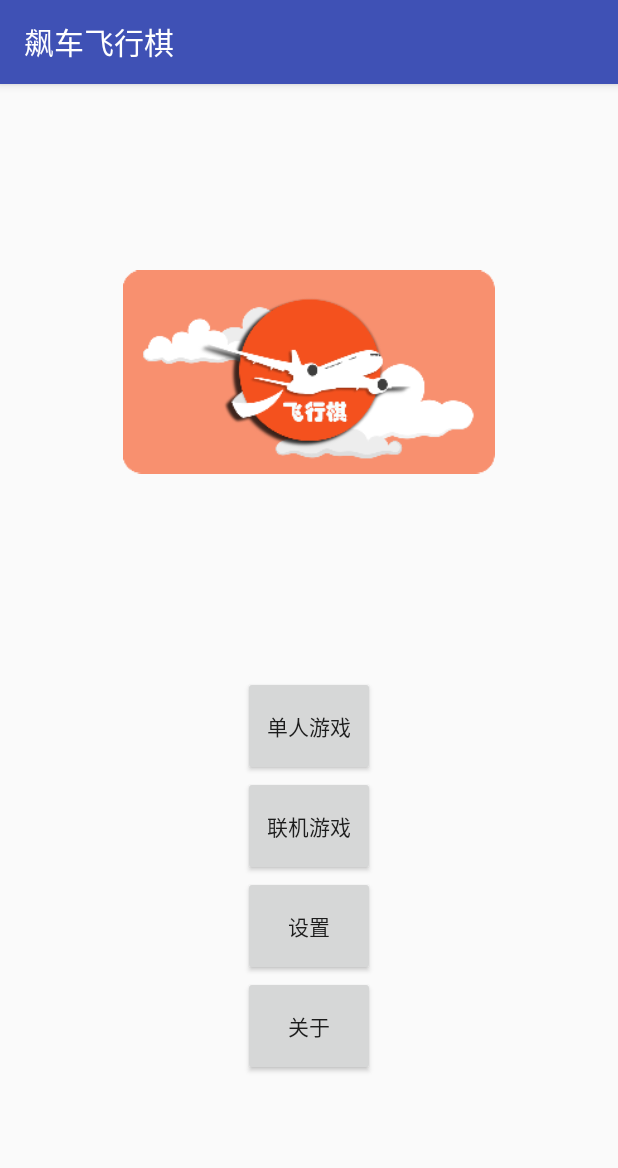
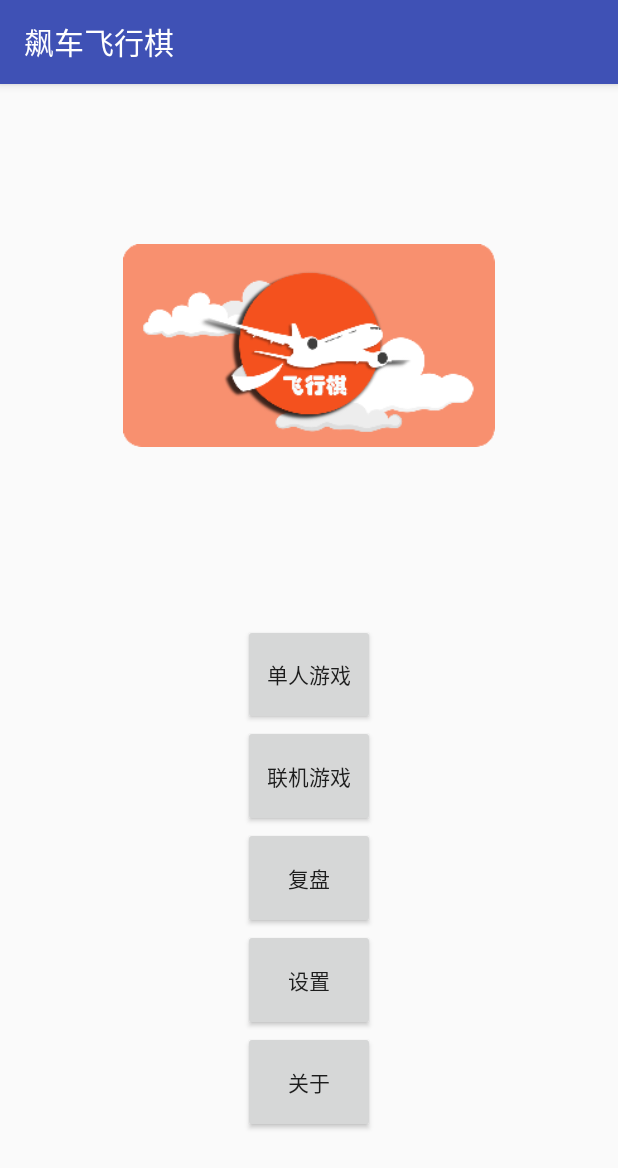
Before and after one commit to Zing22/Android-proj, an Android app: the screen it shows after launch (MainActivity), on a phone screen of 412 x 824 dp. Shown: the top 1168 px of the screen. Run offline under Robolectric (Android 15) with nearby library versions, the phone set to English and light mode, and no system bars.

Commit message:
android:增加游戏记录,增加复盘界面

```diff
--- a/DragRacing/app/src/main/AndroidManifest.xml
+++ b/DragRacing/app/src/main/AndroidManifest.xml
@@ -32,7 +32,10 @@
             android:name=".PlayActivity"
             android:label="@string/play_ac_title" />
         <activity android:name=".SRoomActivity" />
-        <activity android:name=".SPlayActivity"></activity>
+        <activity android:name=".SPlayActivity" />
+        <activity
+            android:name=".ReplayActivity"
+            android:label="@string/replay_ac_title"></activity>
     </application>
 
 </manifest>
--- a/DragRacing/app/src/main/java/com/dragracing/dragracing/MainActivity.java
+++ b/DragRacing/app/src/main/java/com/dragracing/dragracing/MainActivity.java
@@ -49,6 +49,17 @@ public class MainActivity extends AppCompatActivity {
             }
         });
 
+        //复盘按钮事件
+        Button btn_replay = (Button)this.findViewById(R.id.button_replay);
+        btn_replay.setOnClickListener(new View.OnClickListener() {
+            @Override
+            public void onClick(View view) {
+                Intent intent = new Intent();
+                intent.setClass(MainActivity.this, ReplayActivity.class);
+                startActivity(intent);
+            }
+        });
+
         //设置按钮事件
         Button btn2 = (Button)this.findViewById(R.id.button_settings);
         btn2.setOnClickListener(new View.OnClickListener() {
--- a/DragRacing/app/src/main/res/layout/activity_main.xml
+++ b/DragRacing/app/src/main/res/layout/activity_main.xml
@@ -9,7 +9,7 @@
     <ImageView
         android:layout_width="248dp"
         android:layout_height="0dp"
-        android:layout_weight="0.6"
+        android:layout_weight="0.5"
         app:srcCompat="@drawable/header" />
 
     <LinearLayout
@@ -44,6 +44,13 @@
             android:layout_width="match_parent"
             android:layout_height="0dp"
             android:layout_weight="0.12"
+            android:text="复盘"
+            android:id="@+id/button_replay" />
+
+        <Button
+            android:layout_width="match_parent"
+            android:layout_height="0dp"
+            android:layout_weight="0.12"
             android:text="设置"
             android:id="@+id/button_settings" />
 
@@ -57,7 +64,7 @@
         <Space
             android:layout_width="match_parent"
             android:layout_height="0dp"
-            android:layout_weight="0.19" />
+            android:layout_weight="0.12" />
 
     </LinearLayout>
 
--- a/DragRacing/app/src/main/res/values/doubles.xml
+++ /dev/null
@@ -1,4 +0,0 @@
-<?xml version="1.0" encoding="utf-8"?>
-<resources>
-
-</resources>
--- a/DragRacing/app/src/main/res/values/strings.xml
+++ b/DragRacing/app/src/main/res/values/strings.xml
@@ -5,6 +5,7 @@
     <string name="rooms_ac_title">房间</string>
     <string name="room_ac_title">玩家xxx的房间</string>
     <string name="play_ac_title">不知道什么标题</string>
+    <string name="replay_ac_title">复盘</string>
 
     <string name="image_air_scaleX">0.3</string>
     <string name="image_air_scaleY">0.3</string>
```
Also changed, not shown: DragRacing/app/src/main/java/com/dragracing/dragracing/DRSGame.java (+42 -0 lines), DragRacing/app/src/main/java/com/dragracing/dragracing/ReplayActivity.java (added, +13 -0 lines), DragRacing/app/src/main/java/com/dragracing/dragracing/SPlayActivity.java (+24 -1 lines), DragRacing/app/src/main/res/layout/activity_replay.xml (added, +13 -0 lines).
